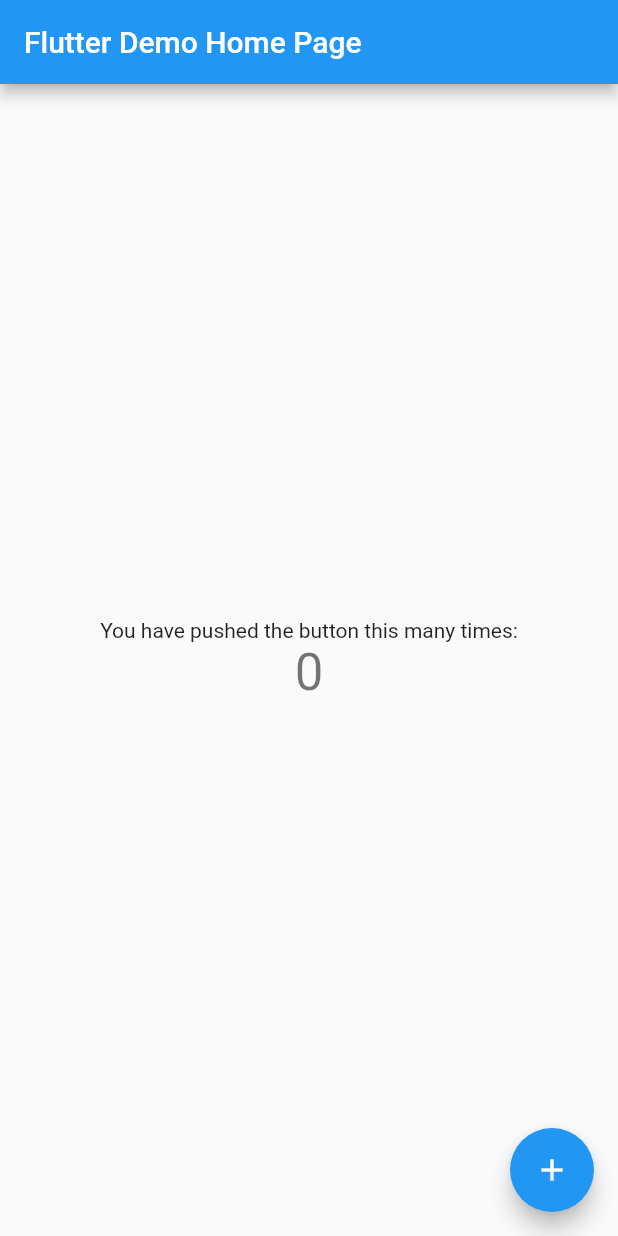
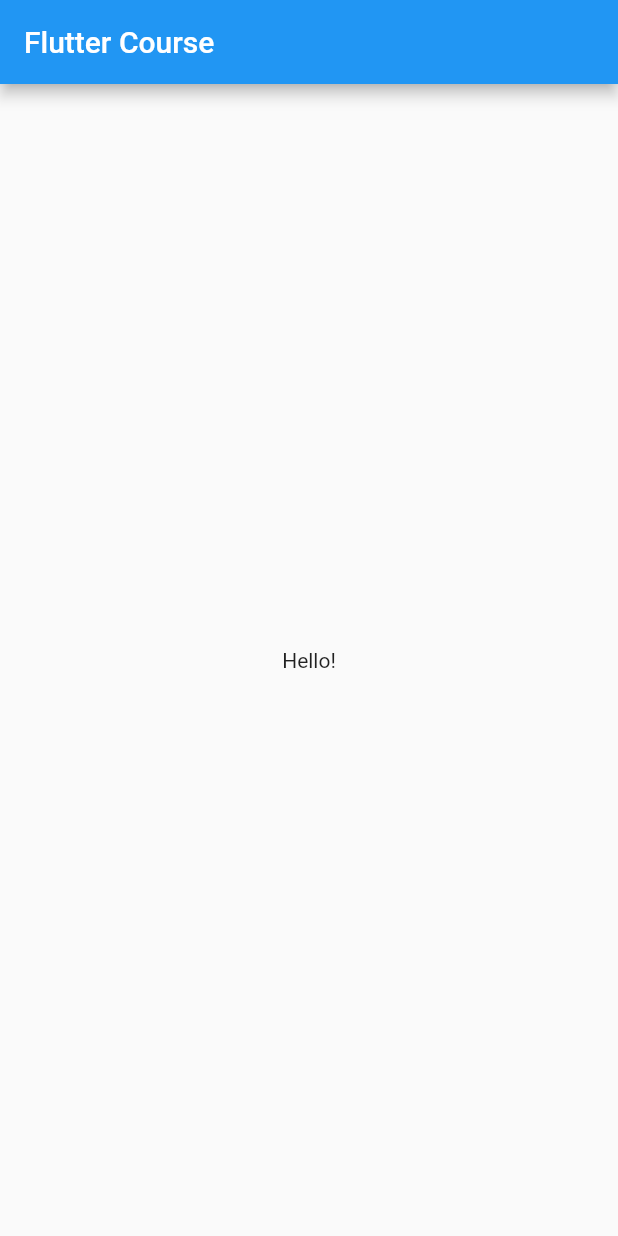
Before and after one commit to gabrielmatei/flutter-course, a Flutter app: the screen it shows after launch, on a phone screen of 412 x 824 dp. Run offline on Flutter 3.47's test engine with Material 2 defaults, Android fonts, the phone set to English and light mode, and no system bars.

Commit message:
clean code

```diff
--- a/lib/main.dart
+++ b/lib/main.dart
@@ -1,65 +1,35 @@
 import 'package:flutter/material.dart';
 
 void main() {
-  runApp(MyApp());
+  runApp(App());
 }
 
-class MyApp extends StatelessWidget {
+class App extends StatelessWidget {
   @override
   Widget build(BuildContext context) {
     return MaterialApp(
-      title: 'Flutter Demo',
+      title: 'Flutter Course',
+      debugShowCheckedModeBanner: false,
       theme: ThemeData(
         primarySwatch: Colors.blue,
       ),
-      home: const MyHomePage(title: 'Flutter Demo Home Page'),
+      home: const HomePage(),
     );
   }
 }
 
-class MyHomePage extends StatefulWidget {
-  const MyHomePage({Key key, this.title}) : super(key: key);
-
-  final String title;
-
-  @override
-  _MyHomePageState createState() => _MyHomePageState();
-}
-
-class _MyHomePageState extends State<MyHomePage> {
-  int _counter = 0;
-
-  void _incrementCounter() {
-    setState(() {
-      _counter++;
-    });
-  }
+class HomePage extends StatelessWidget {
+  const HomePage({Key key}) : super(key: key);
 
   @override
   Widget build(BuildContext context) {
     return Scaffold(
       appBar: AppBar(
-        title: Text(widget.title),
+        title: const Text('Flutter Course'),
       ),
-      body: Center(
-        child: Column(
-          mainAxisAlignment: MainAxisAlignment.center,
-          children: <Widget>[
-            const Text(
-              'You have pushed the button this many times:',
-            ),
-            Text(
-              '$_counter',
-              style: Theme.of(context).textTheme.headline4,
-            ),
-          ],
-        ),
+      body: const Center(
+        child: Text('Hello!'),
       ),
-      floatingActionButton: FloatingActionButton(
-        onPressed: _incrementCounter,
-        tooltip: 'Increment',
-        child: const Icon(Icons.add),
-      ), // This trailing comma makes auto-formatting nicer for build methods.
     );
   }
 }
```
Also changed, not shown: pubspec.yaml (+1 -59 lines), pubspec.lock.
